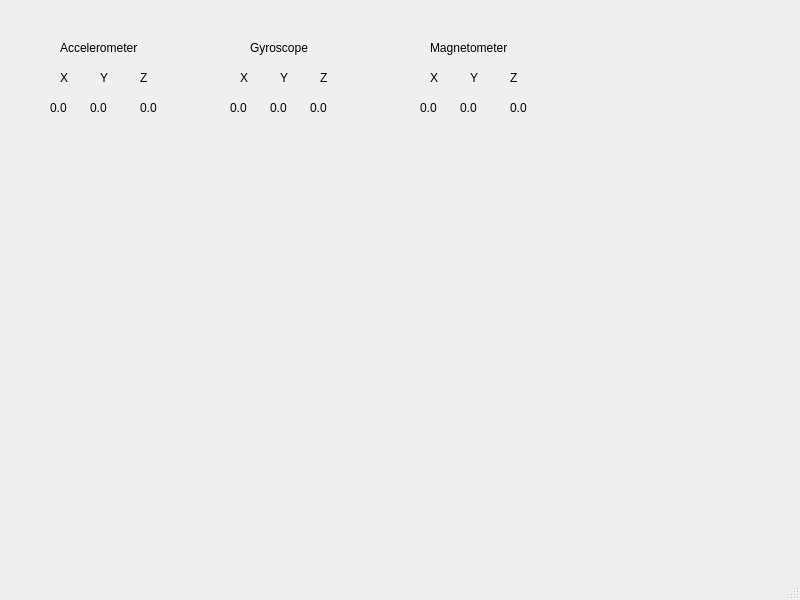
Qt form src/ui/window/MainWindow.ui (gaitovrat/bachelor) before a commit.
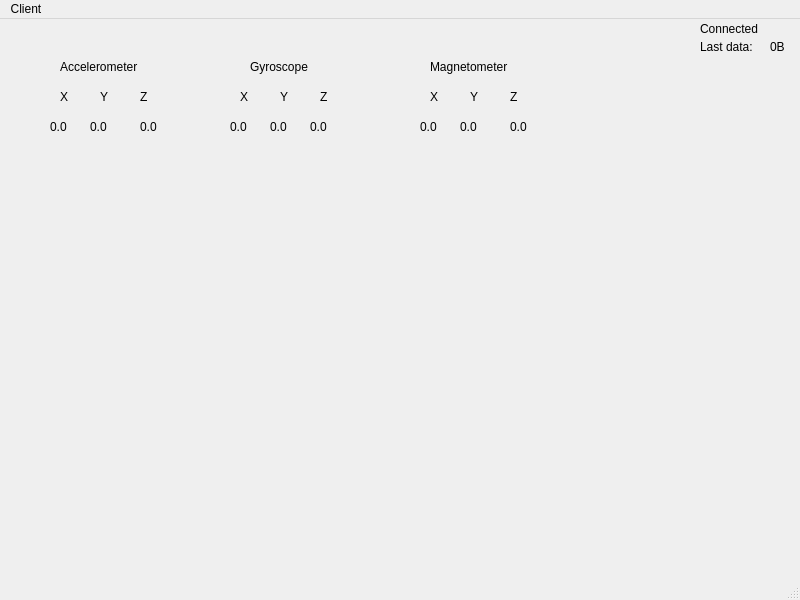
The same form after that commit.

```diff
--- a/src/ui/window/MainWindow.ui
+++ b/src/ui/window/MainWindow.ui
@@ -287,6 +287,45 @@
      <string>0.0</string>
     </property>
    </widget>
+   <widget class="QLabel" name="lConnected">
+    <property name="geometry">
+     <rect>
+      <x>700</x>
+      <y>0</y>
+      <width>81</width>
+      <height>20</height>
+     </rect>
+    </property>
+    <property name="text">
+     <string>Connected</string>
+    </property>
+   </widget>
+   <widget class="QLabel" name="label_6">
+    <property name="geometry">
+     <rect>
+      <x>700</x>
+      <y>20</y>
+      <width>58</width>
+      <height>16</height>
+     </rect>
+    </property>
+    <property name="text">
+     <string>Last data:</string>
+    </property>
+   </widget>
+   <widget class="QLabel" name="lLastDataBytes">
+    <property name="geometry">
+     <rect>
+      <x>770</x>
+      <y>20</y>
+      <width>21</width>
+      <height>16</height>
+     </rect>
+    </property>
+    <property name="text">
+     <string>0B</string>
+    </property>
+   </widget>
   </widget>
   <widget class="QMenuBar" name="menubar">
    <property name="geometry">
@@ -294,9 +333,16 @@
      <x>0</x>
      <y>0</y>
      <width>800</width>
-     <height>24</height>
+     <height>36</height>
     </rect>
    </property>
+   <widget class="QMenu" name="menuClient">
+    <property name="title">
+     <string>Client</string>
+    </property>
+    <addaction name="aReconnect"/>
+   </widget>
+   <addaction name="menuClient"/>
   </widget>
   <widget class="QStatusBar" name="statusbar"/>
   <action name="actionPreferences">
```
Left out of the diff: 5 changed lines with no effect on the pictures.
